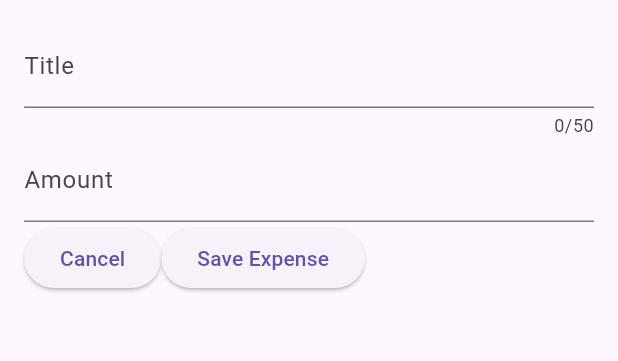
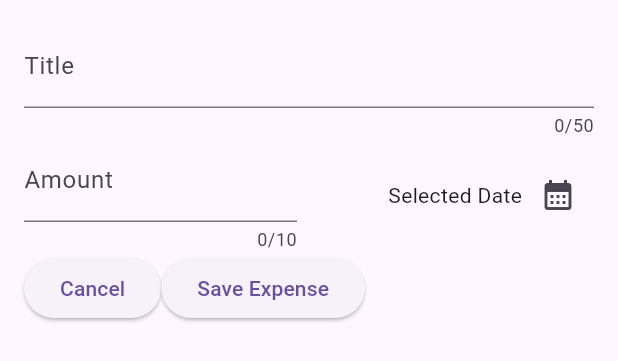
Before and after one commit to kershockracy/expense_tracker_fa26, a Flutter app: the NewExpense widget shown alone on an empty page, opened directly, on a phone screen of 412 x 824 dp. Shown: the top 361 px of the screen. Run offline on Flutter 3.47's test engine with Material 3 defaults, Android fonts, the phone set to English and light mode, and no system bars.

Commit message:
Added DatePicker function to set date

```diff
--- a/lib/widgets/new_expense.dart
+++ b/lib/widgets/new_expense.dart
@@ -1,4 +1,8 @@
+import 'package:flutter/cupertino.dart';
 import 'package:flutter/material.dart';
+import 'package:intl/intl.dart';
+
+final formatter = DateFormat.yMd();
 
 class NewExpense extends StatefulWidget {
   const NewExpense({super.key});
@@ -10,13 +14,28 @@ class NewExpense extends StatefulWidget {
 
 class _NewExpenseState extends State<NewExpense> {
   final _titleController = TextEditingController();
+  final _amountController = TextEditingController();
+  DateTime? _selectedDate;
   //make an amount controller
-  final _amountController = TextEditingController();
   @override
   void dispose() {
     _titleController.dispose();
     _amountController.dispose();
     super.dispose();
+  }
+
+  void _presentDatePicker() async {
+    final now = DateTime.now();
+    final firstDate = DateTime(now.year - 1, now.month, now.day);
+    final pickedDate = await showDatePicker(
+      context: context,
+      initialDate: now,
+      firstDate: firstDate,
+      lastDate: now,
+    );
+    setState(() {
+      _selectedDate = pickedDate;
+    });
   }
 
   @override
@@ -31,24 +50,50 @@ class _NewExpenseState extends State<NewExpense> {
             keyboardType: TextInputType.name,
             decoration: InputDecoration(label: Text("Title")),
           ),
-          //Put Amount TextField and the saving to print on screen
-          TextField(
-            controller: _amountController,
-            keyboardType: TextInputType.number,
-            decoration: InputDecoration(prefixText: "\$ ", label: Text("Amount")),
-
-          ),
           Row(
             children: [
-              ElevatedButton(onPressed: () {
-                Navigator.pop(context);
-              },
-               child: Text("Cancel"),
-               ),
+              Expanded(
+                child: TextField(
+                  controller: _amountController,
+                  maxLength: 10,
+                  keyboardType: TextInputType.number,
+                  decoration: InputDecoration(
+                    prefixText: '\$',
+                    label: Text("Amount"),
+                  ),
+                ),
+              ),
+              const SizedBox(width: 16),
+              Expanded(
+                child: Row(
+                  mainAxisAlignment: MainAxisAlignment.end,
+                  crossAxisAlignment: CrossAxisAlignment.center,
+                  children: [
+                    Text(_selectedDate==null ? 'Selected Date' : formatter.format(_selectedDate!)
+                    ),
+                    IconButton(
+                      onPressed: () {
+                        _presentDatePicker();
+                      },
+                      icon: const Icon(Icons.calendar_month),
+                    ),
+                  ],
+                ),
+              ),
+            ],
+          ),
+          //Put Amount TextField
+          Row(
+            children: [
+              ElevatedButton(
+                onPressed: () {
+                  Navigator.pop(context);
+                },
+                child: Text("Cancel"),
+              ),
               ElevatedButton(
                 onPressed: () {
                   print(_titleController.text);
-                  //print the amount
                   print(_amountController.text);
                 },
                 child: Text("Save Expense"),
```
